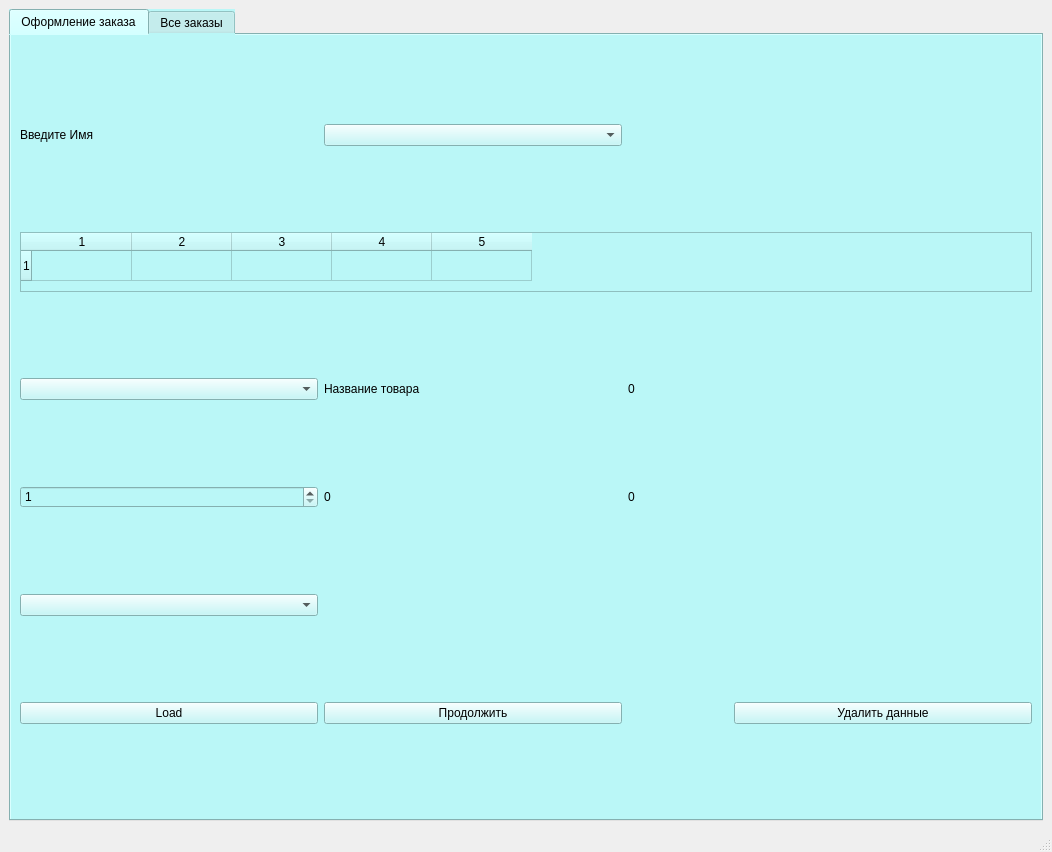
Hvendrix/Laba1Python, file interface.ui: the form before one commit.
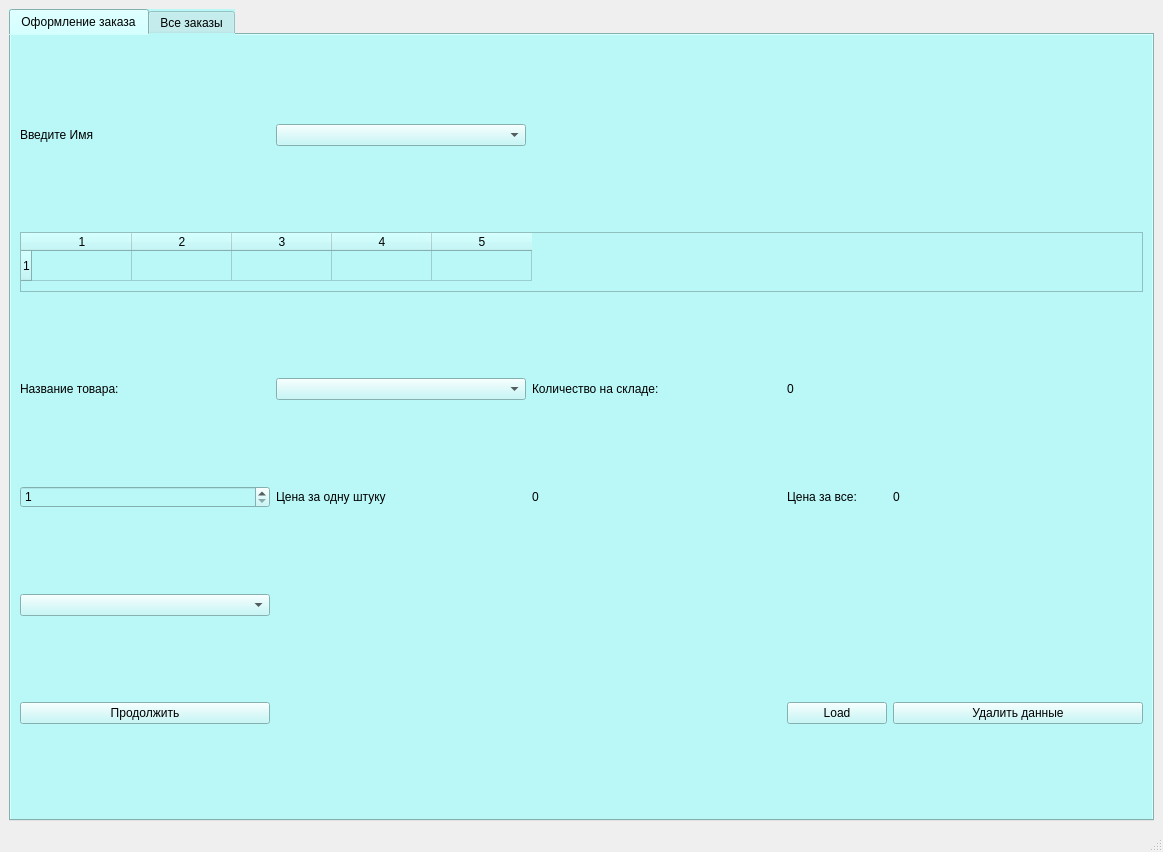
The form after the commit.

```diff
--- a/interface.ui
+++ b/interface.ui
@@ -6,7 +6,7 @@
    <rect>
     <x>0</x>
     <y>0</y>
-    <width>1052</width>
+    <width>1163</width>
     <height>852</height>
    </rect>
   </property>
@@ -28,24 +28,10 @@
         <string>Оформление заказа</string>
        </attribute>
        <layout class="QGridLayout" name="gridLayout">
-        <item row="6" column="0">
-         <widget class="QPushButton" name="loadBtn">
-          <property name="text">
-           <string>Load</string>
-          </property>
-         </widget>
-        </item>
         <item row="4" column="1">
-         <widget class="QLabel" name="oneCashTxt">
+         <widget class="QLabel" name="label_4">
           <property name="text">
-           <string>0</string>
-          </property>
-         </widget>
-        </item>
-        <item row="4" column="2">
-         <widget class="QLabel" name="manyCashTxt">
-          <property name="text">
-           <string>0</string>
+           <string>Цена за одну штуку</string>
           </property>
          </widget>
         </item>
@@ -66,20 +52,10 @@
           </property>
          </widget>
         </item>
-        <item row="3" column="1">
-         <widget class="QLabel" name="label">
-          <property name="text">
-           <string>Название товара</string>
-          </property>
-         </widget>
-        </item>
         <item row="0" column="1">
          <widget class="QComboBox" name="NameBox"/>
         </item>
-        <item row="3" column="0">
-         <widget class="QComboBox" name="GoodsNameBox"/>
-        </item>
-        <item row="3" column="2">
+        <item row="3" column="3">
          <widget class="QLabel" name="amountOnStoreTxt">
           <property name="sizePolicy">
            <sizepolicy hsizetype="Fixed" vsizetype="Preferred">
@@ -98,24 +74,7 @@
           </property>
          </widget>
         </item>
-        <item row="6" column="1">
-         <widget class="QPushButton" name="nextBtn">
-          <property name="text">
-           <string>Продолжить</string>
-          </property>
-         </widget>
-        </item>
-        <item row="3" column="3" rowspan="2">
-         <widget class="QLabel" name="warningTxt">
-          <property name="styleSheet">
-           <string notr="true">color: rgb(204, 0, 0);</string>
-          </property>
-          <property name="text">
-           <string>&lt;html&gt;&lt;head/&gt;&lt;body&gt;&lt;p&gt;&lt;span style=&quot; font-weight:600; color:#cc0000;&quot;&gt;&lt;br/&gt;&lt;/span&gt;&lt;/p&gt;&lt;/body&gt;&lt;/html&gt;</string>
-          </property>
-         </widget>
-        </item>
-        <item row="1" column="0" colspan="4">
+        <item row="1" column="0" colspan="5">
          <widget class="QTableWidget" name="tableWidget">
           <property name="minimumSize">
            <size>
@@ -143,13 +102,75 @@
           <column/>
          </widget>
         </item>
+        <item row="4" column="2">
+         <widget class="QLabel" name="oneCashTxt">
+          <property name="text">
+           <string>0</string>
+          </property>
+         </widget>
+        </item>
+        <item row="6" column="0">
+         <widget class="QPushButton" name="nextBtn">
+          <property name="text">
+           <string>Продолжить</string>
+          </property>
+         </widget>
+        </item>
+        <item row="3" column="1">
+         <widget class="QComboBox" name="GoodsNameBox"/>
+        </item>
         <item row="6" column="3">
+         <widget class="QPushButton" name="loadBtn">
+          <property name="text">
+           <string>Load</string>
+          </property>
+         </widget>
+        </item>
+        <item row="6" column="4">
          <widget class="QPushButton" name="delBtn">
           <property name="text">
            <string>Удалить данные</string>
           </property>
          </widget>
         </item>
+        <item row="3" column="0">
+         <widget class="QLabel" name="label">
+          <property name="text">
+           <string>Название товара:</string>
+          </property>
+         </widget>
+        </item>
+        <item row="3" column="2">
+         <widget class="QLabel" name="label_3">
+          <property name="text">
+           <string>Количество на складе:</string>
+          </property>
+         </widget>
+        </item>
+        <item row="4" column="3">
+         <widget class="QLabel" name="label_5">
+          <property name="text">
+           <string>Цена за все:</string>
+          </property>
+         </widget>
+        </item>
+        <item row="4" column="4">
+         <widget class="QLabel" name="manyCashTxt">
+          <property name="text">
+           <string>0</string>
+          </property>
+         </widget>
+        </item>
+        <item row="5" column="1" rowspan="2">
+         <widget class="QLabel" name="warningTxt">
+          <property name="styleSheet">
+           <string notr="true">color: rgb(204, 0, 0);</string>
+          </property>
+          <property name="text">
+           <string>&lt;html&gt;&lt;head/&gt;&lt;body&gt;&lt;p&gt;&lt;span style=&quot; font-weight:600; color:#cc0000;&quot;&gt;&lt;br/&gt;&lt;/span&gt;&lt;/p&gt;&lt;/body&gt;&lt;/html&gt;</string>
+          </property>
+         </widget>
+        </item>
        </layout>
       </widget>
       <widget class="QWidget" name="tab_2">
```
Left out of the diff: 2 changed lines with no effect on the pictures.
